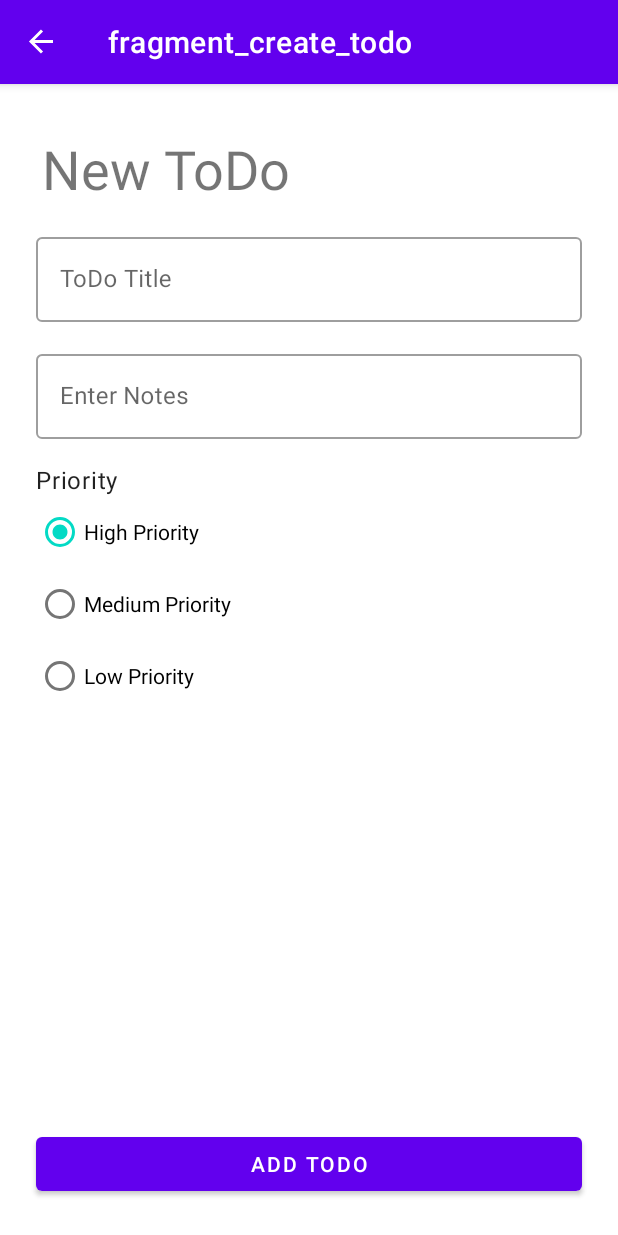
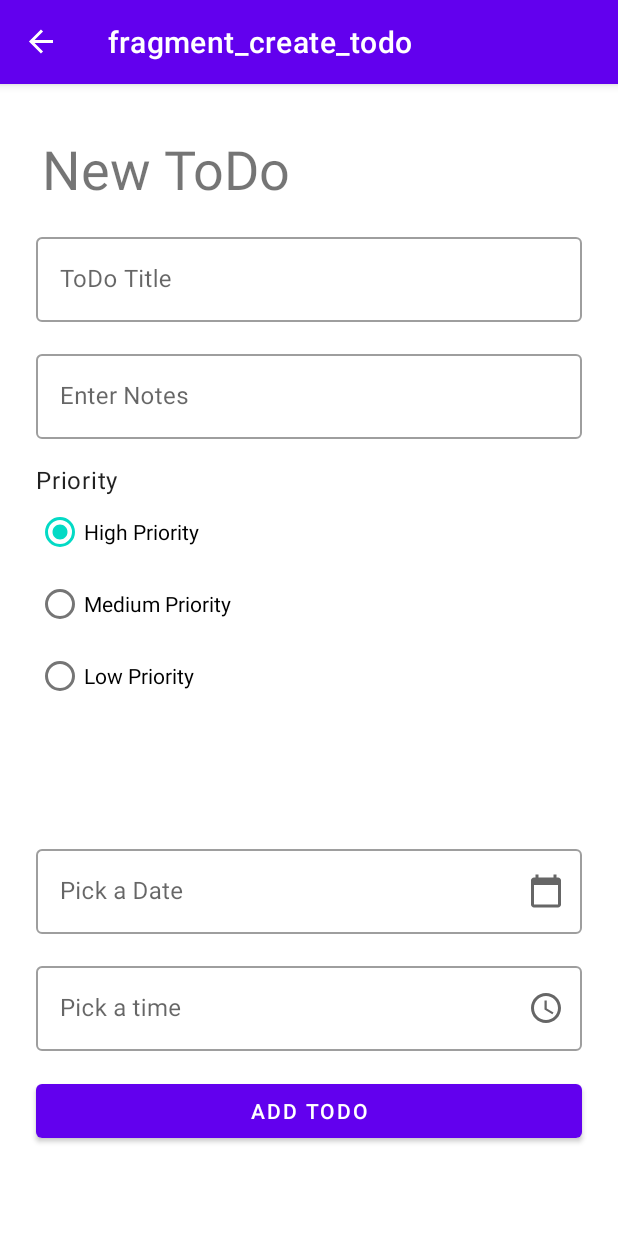
Before and after one commit to daviddprtma/160419103-ToDo-App, an Android app: the CreateTodoFragment screen opened through its navigation route, on a phone screen of 412 x 824 dp. Run offline under Robolectric (Android 15) with nearby library versions, the phone set to English and light mode, and no system bars; our stand-ins replace Room's generated code, data binding, navigation-ui; 2 statements that could not run were skipped.

Commit message:
Update Week 13 terakhir smp interface listener for time & date

```diff
--- a/app/build.gradle
+++ b/app/build.gradle
@@ -53,4 +53,5 @@ dependencies {
     implementation 'androidx.room:room-runtime:2.4.2'
     implementation 'androidx.room:room-ktx:2.4.2'
     kapt "androidx.room:room-compiler:2.4.2"
+    implementation "androidx.work:work-runtime-ktx:2.7.1"
 }
--- a/app/src/main/java/id/davidpratama/todoapp/model/Model.kt
+++ b/app/src/main/java/id/davidpratama/todoapp/model/Model.kt
@@ -13,7 +13,9 @@ data class ToDo(
     @ColumnInfo(name = "priority")
     var priority: Int,
     @ColumnInfo(name = "is_done")
-    var is_done : Int = 0
+    var is_done : Int = 0,
+    @ColumnInfo(name = "todo_date")
+    var todo_date : Int
 ){
     @PrimaryKey(autoGenerate = true)
     var uuid: Int=0
--- a/app/src/main/java/id/davidpratama/todoapp/model/ToDoDatabase.kt
+++ b/app/src/main/java/id/davidpratama/todoapp/model/ToDoDatabase.kt
@@ -6,8 +6,9 @@ import androidx.room.Room
 import androidx.room.RoomDatabase
 import id.davidpratama.todoapp.util.MIGRATION_1_2
 import id.davidpratama.todoapp.util.MIGRATION_2_3
+import id.davidpratama.todoapp.util.MIGRATION_3_4
 
-@Database(entities = arrayOf(ToDo::class), version = 3)
+@Database(entities = arrayOf(ToDo::class), version = 4)
 
 abstract class ToDoDatabase:RoomDatabase() {
     abstract fun todoDao():ToDoDao
@@ -21,7 +22,7 @@ abstract class ToDoDatabase:RoomDatabase() {
                 context.applicationContext,
                 ToDoDatabase::class.java,
                 "newtododb"
-            ).addMigrations(MIGRATION_1_2, MIGRATION_2_3).build()
+            ).addMigrations(MIGRATION_1_2, MIGRATION_2_3, MIGRATION_3_4).build()
 
         operator fun invoke(context:Context) = instance?: synchronized(LOCK) {
             instance?:buildDatabase(context).also {
--- a/app/src/main/java/id/davidpratama/todoapp/util/Util.kt
+++ b/app/src/main/java/id/davidpratama/todoapp/util/Util.kt
@@ -10,7 +10,7 @@ val DB_NAME = "newtododb"
 
 fun buildDB(context:Context):ToDoDatabase{
     val db = Room.databaseBuilder(context, ToDoDatabase::class.java, DB_NAME)
-        .addMigrations(MIGRATION_1_2, MIGRATION_2_3).build()
+        .addMigrations(MIGRATION_1_2, MIGRATION_2_3, MIGRATION_3_4).build()
     return db
 }
 
@@ -27,5 +27,10 @@ val MIGRATION_2_3 = object : Migration(2,3) {
     override fun migrate(database: SupportSQLiteDatabase) {
         database.execSQL("ALTER TABLE todo ADD COLUMN is_done INTEGER DEFAULT 0 not null ")
     }
+}
 
+val MIGRATION_3_4 = object : Migration(3,4) {
+    override fun migrate(database: SupportSQLiteDatabase) {
+        database.execSQL("ALTER TABLE todo ADD COLUMN is_done INTEGER DEFAULT 0 not null ")
+    }
 }
--- a/app/src/main/java/id/davidpratama/todoapp/view/CreateTodoFragment.kt
+++ b/app/src/main/java/id/davidpratama/todoapp/view/CreateTodoFragment.kt
@@ -7,35 +7,73 @@ import android.view.View
 import android.view.ViewGroup
 import android.widget.RadioButton
 import android.widget.Toast
+import androidx.databinding.DataBindingUtil
 import androidx.lifecycle.ViewModelProvider
 import androidx.navigation.Navigation
+import androidx.work.OneTimeWorkRequest
+import androidx.work.OneTimeWorkRequestBuilder
+import androidx.work.WorkManager
+import androidx.work.workDataOf
 import id.davidpratama.todoapp.R
+import id.davidpratama.todoapp.databinding.FragmentCreateTodoBinding
 import id.davidpratama.todoapp.model.ToDo
+import id.davidpratama.todoapp.util.NotificationHelper
+import id.davidpratama.todoapp.util.TodoWorker
 import id.davidpratama.todoapp.viewmodel.DetailToDoViewModel
 import kotlinx.android.synthetic.main.fragment_create_todo.*
+import java.util.concurrent.TimeUnit
 
-class CreateTodoFragment : Fragment() {
+class CreateTodoFragment : Fragment(),ButtonAddToDoClickListener,RadioClickListener {
     private lateinit var viewModel: DetailToDoViewModel
+    private lateinit var dataBinding: FragmentCreateTodoBinding
 
     override fun onCreateView(
         inflater: LayoutInflater, container: ViewGroup?,
         savedInstanceState: Bundle?
     ): View? {
         // Inflate the layout for this fragment
-        return inflater.inflate(R.layout.fragment_create_todo, container, false)
+
+//        return inflater.inflate(R.layout.fragment_create_todo, container, false)
+        dataBinding = DataBindingUtil.inflate(inflater,R.layout.fragment_create_todo,container,false)
+        return dataBinding.root
     }
 
     override fun onViewCreated(view: View, savedInstanceState: Bundle?) {
         super.onViewCreated(view, savedInstanceState)
 
+        dataBinding.todo = ToDo("","",3,0,0)
         viewModel = ViewModelProvider(this).get(DetailToDoViewModel::class.java)
+        dataBinding.listener = this
+        dataBinding.radioListener = this
 
-        btnAdd.setOnClickListener {
-            var radio = view.findViewById<RadioButton>(radiogroupPriority.checkedRadioButtonId)
-            var todo = ToDo(txtTitle.text.toString(), txtNotes.text.toString(),radio.tag.toString().toInt(),0)
-            viewModel.addTodo(todo)
-            Toast.makeText(it.context,"Todo Created",Toast.LENGTH_SHORT).show()
-            Navigation.findNavController(it).popBackStack()
-        }
+//        btnAdd.setOnClickListener {
+//            NotificationHelper(view.context).createNotification("Todo Created","A New todo has been created. Congrats!! :D ")
+//            val myWorkReq = OneTimeWorkRequestBuilder<TodoWorker>()
+//                .setInitialDelay(30,TimeUnit.SECONDS)
+//                .setInputData(workDataOf("title" to "Todo Created", "message" to "A New todo has been created. Congrats!! :D"))
+//                .build()
+//            WorkManager.getInstance(requireContext()).enqueue(myWorkReq)
+//
+//            var radio = view.findViewById<RadioButton>(radiogroupPriority.checkedRadioButtonId)
+//            var todo = ToDo(txtTitle.text.toString(), txtNotes.text.toString(),radio.tag.toString().toInt(),0)
+//            viewModel.addTodo(todo)
+//            Toast.makeText(it.context,"Todo Created",Toast.LENGTH_SHORT).show()
+//            Navigation.findNavController(it).popBackStack()
+//        }
+    }
+
+    override fun onButtonAddtoDo(v: View) {
+        viewModel.addTodo(dataBinding.todo!!)
+        Toast.makeText(v.context,"Todo Created",Toast.LENGTH_SHORT).show()
+        val myWorkReq = OneTimeWorkRequestBuilder<TodoWorker>()
+                .setInitialDelay(30,TimeUnit.SECONDS)
+                .setInputData(workDataOf("title" to "Todo Created", "message" to "A New todo has been created. Congrats!! :D"))
+                .build()
+        WorkManager.getInstance(requireContext()).enqueue(myWorkReq)
+        Navigation.findNavController(v).popBackStack()
+    }
+
+    override fun onRadioClick(v: View, obj: ToDo) {
+       obj.priority = v.tag.toString().toInt()
     }
 }
--- a/app/src/main/java/id/davidpratama/todoapp/view/Interfaces.kt
+++ b/app/src/main/java/id/davidpratama/todoapp/view/Interfaces.kt
@@ -19,3 +19,7 @@ interface RadioClickListener{
 interface ToDoSaveChangeListener{
     fun onToDoSaveChange(v:View,obj:ToDo)
 }
+
+interface ButtonAddToDoClickListener{
+    fun onButtonAddtoDo(v:View)
+}
--- /dev/null
+++ b/app/src/main/res/drawable/ic_baseline_access_time_24.xml
@@ -0,0 +1,13 @@
+<vector xmlns:android="http://schemas.android.com/apk/res/android"
+    android:width="24dp"
+    android:height="24dp"
+    android:viewportWidth="24"
+    android:viewportHeight="24"
+    android:tint="?attr/colorControlNormal">
+  <path
+      android:fillColor="@android:color/white"
+      android:pathData="M11.99,2C6.47,2 2,6.48 2,12s4.47,10 9.99,10C17.52,22 22,17.52 22,12S17.52,2 11.99,2zM12,20c-4.42,0 -8,-3.58 -8,-8s3.58,-8 8,-8 8,3.58 8,8 -3.58,8 -8,8z"/>
+  <path
+      android:fillColor="@android:color/white"
+      android:pathData="M12.5,7H11v6l5.25,3.15 0.75,-1.23 -4.5,-2.67z"/>
+</vector>
--- /dev/null
+++ b/app/src/main/res/drawable/ic_baseline_calendar_today_24.xml
@@ -0,0 +1,10 @@
+<vector xmlns:android="http://schemas.android.com/apk/res/android"
+    android:width="24dp"
+    android:height="24dp"
+    android:viewportWidth="24"
+    android:viewportHeight="24"
+    android:tint="?attr/colorControlNormal">
+  <path
+      android:fillColor="@android:color/white"
+      android:pathData="M20,3h-1L19,1h-2v2L7,3L7,1L5,1v2L4,3c-1.1,0 -2,0.9 -2,2v16c0,1.1 0.9,2 2,2h16c1.1,0 2,-0.9 2,-2L22,5c0,-1.1 -0.9,-2 -2,-2zM20,21L4,21L4,8h16v13z"/>
+</vector>
--- a/app/src/main/res/layout/fragment_create_todo.xml
+++ b/app/src/main/res/layout/fragment_create_todo.xml
@@ -1,14 +1,24 @@
 <?xml version="1.0" encoding="utf-8"?>
-<FrameLayout xmlns:android="http://schemas.android.com/apk/res/android"
+<layout xmlns:android="http://schemas.android.com/apk/res/android"
     xmlns:app="http://schemas.android.com/apk/res-auto"
-    xmlns:tools="http://schemas.android.com/tools"
+    xmlns:tools="http://schemas.android.com/tools">
+    <data>
+        <variable name="listener" type="id.davidpratama.todoapp.view.ButtonAddToDoClickListener" />
+        <variable name="todo" type="id.davidpratama.todoapp.model.ToDo" />
+        <variable name="radioListener" type="id.davidpratama.todoapp.view.RadioClickListener" />
+    </data>
+<FrameLayout
     android:layout_width="match_parent"
     android:layout_height="match_parent"
     tools:context=".view.CreateTodoFragment">
 
+    <ScrollView
+        android:layout_width="match_parent"
+        android:layout_height="match_parent">
+
         <androidx.constraintlayout.widget.ConstraintLayout
             android:layout_width="match_parent"
-        android:layout_height="match_parent">
+            android:layout_height="wrap_content">
 
             <TextView
                 android:id="@+id/txtJudulToDo"
@@ -39,6 +49,7 @@
                     android:layout_width="match_parent"
                     android:layout_height="wrap_content"
                     android:hint="ToDo Title"
+                    android:text="@{todo.title}"
                     tools:ignore="TouchTargetSizeCheck" />
             </com.google.android.material.textfield.TextInputLayout>
 
@@ -59,6 +70,7 @@
                     android:layout_width="match_parent"
                     android:layout_height="wrap_content"
                     android:hint="Enter Notes"
+                    android:text="@{todo.notes}"
                     tools:ignore="TouchTargetSizeCheck" />
             </com.google.android.material.textfield.TextInputLayout>
 
@@ -69,6 +81,7 @@
                 android:layout_marginStart="24dp"
                 android:layout_marginEnd="24dp"
                 android:layout_marginBottom="24dp"
+                android:onClick="@{listener.onButtonAddtoDo}"
                 android:text="Add toDo"
                 app:layout_constraintBottom_toBottomOf="parent"
                 app:layout_constraintEnd_toEndOf="parent"
@@ -97,7 +110,8 @@
                     android:id="@+id/radioHigh"
                     android:layout_width="match_parent"
                     android:layout_height="wrap_content"
-                android:checked="true"
+                    android:checked="@{todo.priority==3?true:false}"
+                    android:onClick="@{(view)->radioListener.onRadioClick(view,todo)}"
                     android:tag="3"
                     android:text="High Priority" />
 
@@ -105,6 +119,8 @@
                     android:id="@+id/radioMedium"
                     android:layout_width="match_parent"
                     android:layout_height="wrap_content"
+                    android:checked="@{todo.priority==2?true:false}"
+                    android:onClick="@{(view)->radioListener.onRadioClick(view,todo)}"
                     android:tag="2"
                     android:text="Medium Priority" />
 
@@ -112,9 +128,57 @@
                     android:id="@+id/radioLow"
                     android:layout_width="match_parent"
                     android:layout_height="wrap_content"
+                    android:checked="@{todo.priority==1?true:false}"
+                    android:onClick="@{(view)->radioListener.onRadioClick(view,todo)}"
                     android:tag="1"
                     android:text="Low Priority" />
             </RadioGroup>
 
+            <com.google.android.material.textfield.TextInputLayout
+                android:id="@+id/textInputLayout3"
+                style="@style/Widget.MaterialComponents.TextInputLayout.OutlinedBox"
+                android:layout_width="0dp"
+                android:layout_height="wrap_content"
+                android:layout_marginStart="24dp"
+                android:layout_marginTop="24dp"
+                android:layout_marginEnd="24dp"
+                android:layout_marginBottom="32dp"
+                app:endIconDrawable="@drawable/ic_baseline_calendar_today_24"
+                app:endIconMode="custom"
+                app:layout_constraintBottom_toTopOf="@+id/btnAdd"
+                app:layout_constraintEnd_toEndOf="parent"
+                app:layout_constraintStart_toStartOf="parent"
+                app:layout_constraintTop_toBottomOf="@+id/radiogroupPriority">
+
+                <com.google.android.material.textfield.TextInputEditText
+                    android:layout_width="match_parent"
+                    android:layout_height="wrap_content"
+                    android:hint="Pick a Date" />
+            </com.google.android.material.textfield.TextInputLayout>
+
+            <com.google.android.material.textfield.TextInputLayout
+                style="@style/Widget.MaterialComponents.TextInputLayout.OutlinedBox"
+                android:layout_width="0dp"
+                android:layout_height="wrap_content"
+                android:layout_marginStart="24dp"
+                android:layout_marginTop="16dp"
+                android:layout_marginEnd="24dp"
+                android:layout_marginBottom="16dp"
+                app:endIconDrawable="@drawable/ic_baseline_access_time_24"
+                app:endIconMode="custom"
+                app:layout_constraintBottom_toTopOf="@+id/btnAdd"
+                app:layout_constraintEnd_toEndOf="parent"
+                app:layout_constraintStart_toStartOf="parent"
+                app:layout_constraintTop_toBottomOf="@+id/textInputLayout3">
+
+                <com.google.android.material.textfield.TextInputEditText
+                    android:layout_width="match_parent"
+                    android:layout_height="wrap_content"
+                    android:hint="Pick a time" />
+            </com.google.android.material.textfield.TextInputLayout>
+
         </androidx.constraintlayout.widget.ConstraintLayout>
+    </ScrollView>
+
 </FrameLayout>
+</layout>
```
Also changed, not shown: app/src/main/java/id/davidpratama/todoapp/util/NotificationHelper.kt (added, +51 -0 lines), app/src/main/java/id/davidpratama/todoapp/util/TodoWorker.kt (added, +15 -0 lines), app/src/main/res/drawable-v24/checklist.png (added), app/src/main/res/drawable-v24/todochar.jpg (added), app/src/main/res/drawable/checklist.png (added), app/src/main/res/drawable/todochar.jpg (added). Lines whose indentation alone changed are shown as unchanged.
